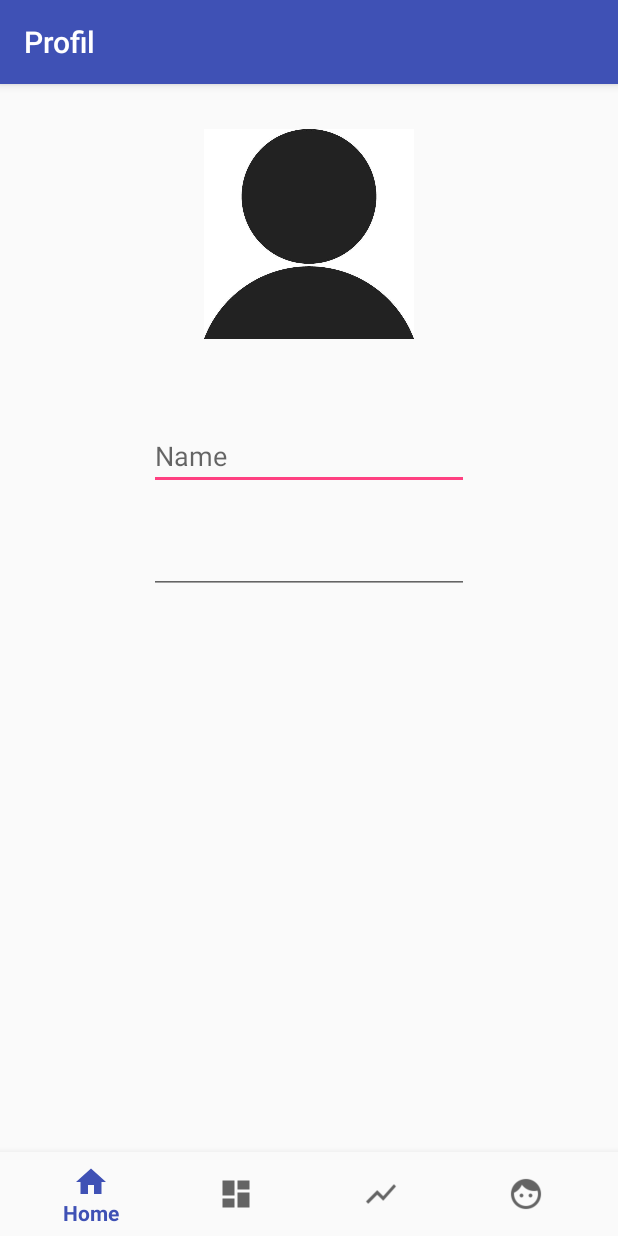
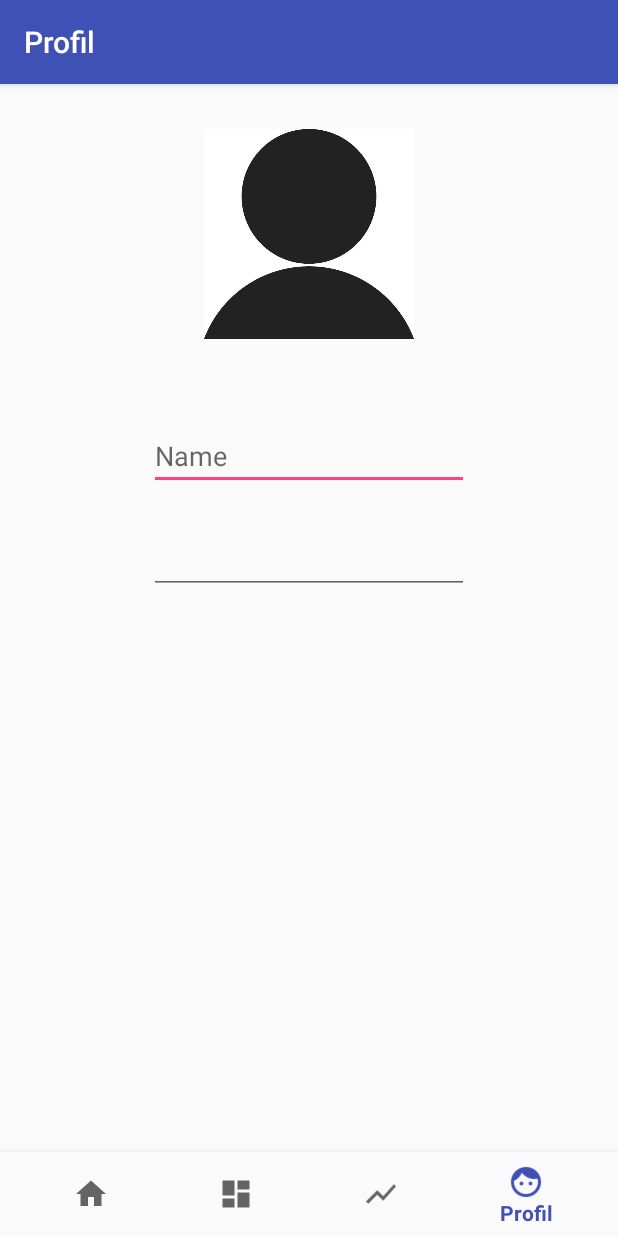
Before and after one commit to MichaelHochstrasser/TooSweetProject, an Android app: the screen it shows after launch (ProfilActivity), item 4 of the bottom bar chosen, on a phone screen of 412 x 824 dp. Run offline under Robolectric (Android 15) with nearby library versions, the light colour scheme and no system bars.

Commit message:
Set Menu selection correctly

```diff
--- a/app/src/main/java/com/example/michaelh/toosweetproject/MainActivity.java
+++ b/app/src/main/java/com/example/michaelh/toosweetproject/MainActivity.java
@@ -68,6 +68,7 @@ public class MainActivity extends AppCompatActivity {
 
         // Adds Menu listener
         BottomNavigationView navigation = (BottomNavigationView) findViewById(R.id.navigation);
+        navigation.setSelectedItemId(R.id.navigation_home);
         navigation.setOnNavigationItemSelectedListener(mOnNavigationItemSelectedListener);
 
         //Load first Article
--- a/app/src/main/java/com/example/michaelh/toosweetproject/OverviewActivity.java
+++ b/app/src/main/java/com/example/michaelh/toosweetproject/OverviewActivity.java
@@ -126,6 +126,7 @@ public class OverviewActivity extends AppCompatActivity {
 
         // Adds Menu listener
         BottomNavigationView navigation = (BottomNavigationView) findViewById(R.id.navigation);
+        navigation.setSelectedItemId(R.id.navigation_overview);
         navigation.setOnNavigationItemSelectedListener(mOnNavigationItemSelectedListener);
 
         // Load chart data
--- a/app/src/main/java/com/example/michaelh/toosweetproject/ProfilActivity.java
+++ b/app/src/main/java/com/example/michaelh/toosweetproject/ProfilActivity.java
@@ -52,6 +52,7 @@ public class ProfilActivity extends AppCompatActivity {
 
         // Adds Menu listener
         BottomNavigationView navigation = (BottomNavigationView) findViewById(R.id.navigation);
+        navigation.setSelectedItemId(R.id.navigation_profil);
         navigation.setOnNavigationItemSelectedListener(mOnNavigationItemSelectedListener);
     }
 }
--- a/app/src/main/java/com/example/michaelh/toosweetproject/ShoppingsActivity.java
+++ b/app/src/main/java/com/example/michaelh/toosweetproject/ShoppingsActivity.java
@@ -77,9 +77,13 @@ public class ShoppingsActivity extends AppCompatActivity {
         InputStream inputStream = getResources().openRawResource(R.raw.receiptsnew);
         receipts.loadCSV(inputStream);
 
+
+
         // Adds Menu listener
         BottomNavigationView navigation = (BottomNavigationView) findViewById(R.id.navigation);
+        navigation.setSelectedItemId(R.id.navigation_shoppings);
         navigation.setOnNavigationItemSelectedListener(mOnNavigationItemSelectedListener);
+
         //navigation.setSelectedItemId(R.id.navigation_shoppings);
         //Show
         arrayAdapter = new ArrayAdapter(getApplicationContext(),android.R.layout.simple_list_item_1,receipts.toArray());
```
